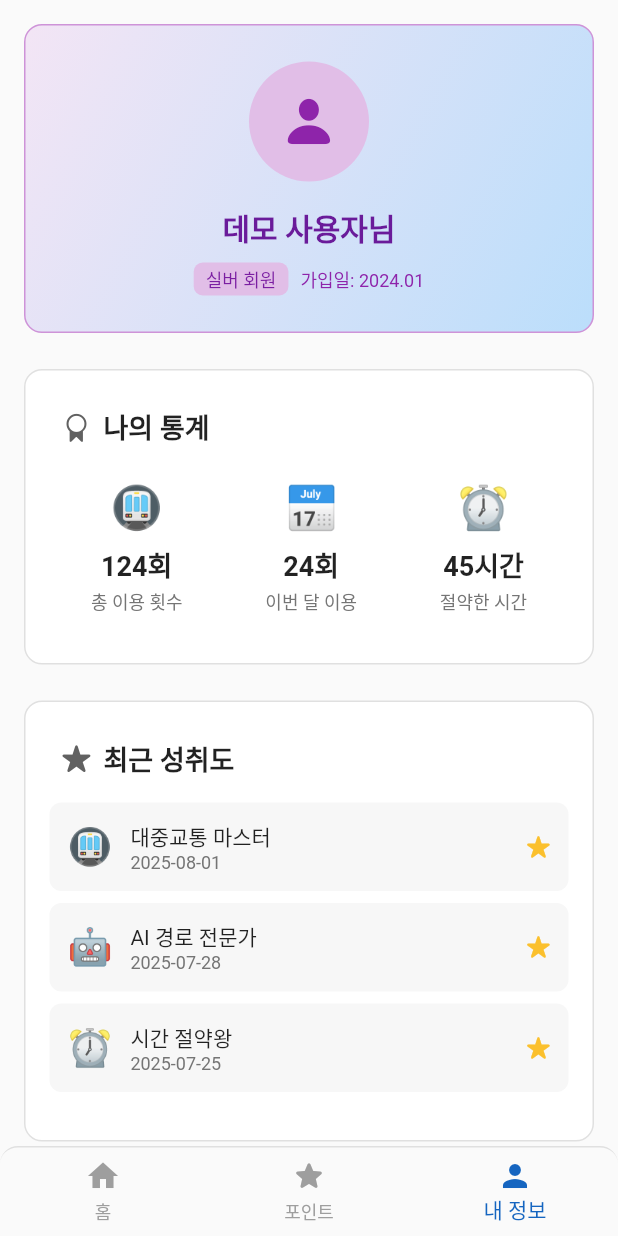
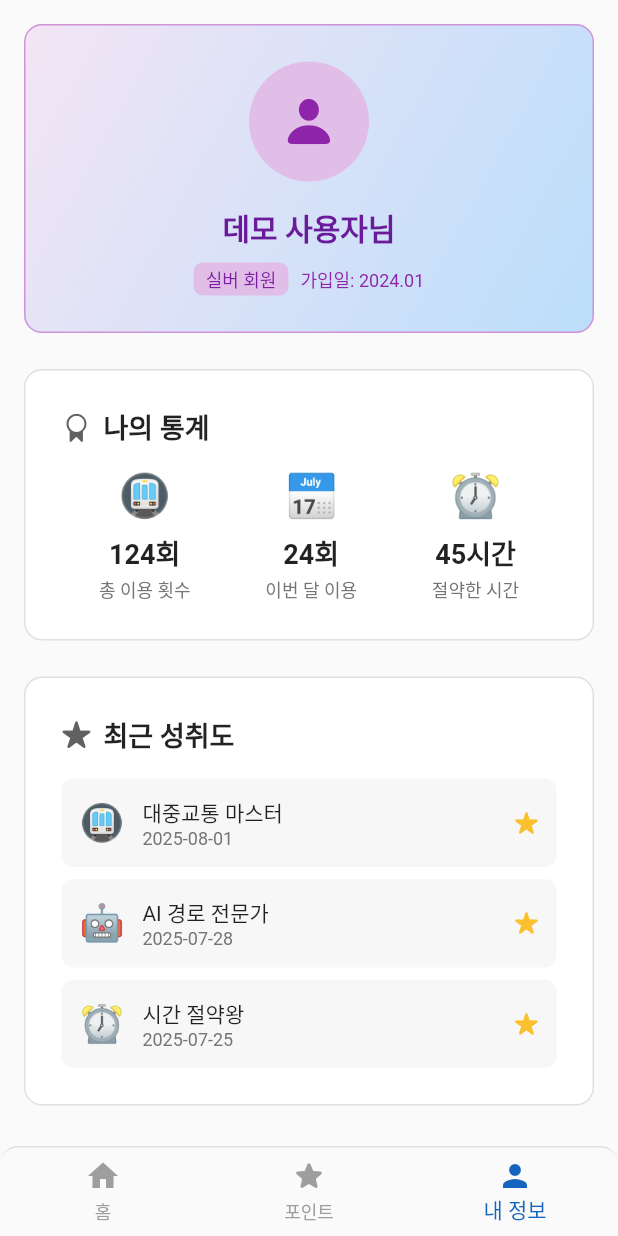
Before and after one commit to LikeLion-CJU-CPR/bustar_app, a Flutter app: the screen it shows after launch, item 3 of the bottom bar chosen, on a phone screen of 412 x 824 dp. Run offline on Flutter 3.47's test engine with Material 3 defaults, Android fonts, the phone set to English and light mode, and no system bars.

Commit message:
refactor: CustomCard 위젯 수정
- CustomCard 위젯 수정
- CustomCard 위젯 사용 코드 수정

```diff
--- a/lib/screens/my_info/widgets/achievements_card.dart
+++ b/lib/screens/my_info/widgets/achievements_card.dart
@@ -11,11 +11,15 @@ class AchievementsCard extends StatelessWidget {
   @override
   Widget build(BuildContext context) {
     return CustomCard(
-      header: const CardHeader(icon: CupertinoIcons.star_fill, title: '최근 성취도'),
-      content: Column(
+      child: Column(
+        crossAxisAlignment: CrossAxisAlignment.start,
+        children: [
+          const CardHeader(icon: CupertinoIcons.star_fill, title: '최근 성취도'),
+          CardContent(
+            child: Column(
               children: achievements.map((item) {
                 return Container(
-            margin: const EdgeInsets.only(bottom: 8, left: 16, right: 16),
+                  margin: const EdgeInsets.only(bottom: 8),
                   padding: const EdgeInsets.all(12.0),
                   decoration: BoxDecoration(
                     color: Colors.grey.shade200.withValues(alpha: .5),
@@ -29,7 +33,10 @@ class AchievementsCard extends StatelessWidget {
                         child: Column(
                           crossAxisAlignment: CrossAxisAlignment.start,
                           children: [
-                      Text(item['name']!, style: const TextStyle(fontSize: 14)),
+                            Text(
+                              item['name']!,
+                              style: const TextStyle(fontSize: 14),
+                            ),
                             Text(
                               item['date']!,
                               style: TextStyle(
@@ -50,6 +57,10 @@ class AchievementsCard extends StatelessWidget {
                 );
               }).toList(),
             ),
+          ),
+          const SizedBox(height: 16), // Add bottom padding to balance the card
+        ],
+      ),
     );
   }
 }
--- a/lib/screens/my_info/widgets/stats_card.dart
+++ b/lib/screens/my_info/widgets/stats_card.dart
@@ -11,12 +11,14 @@ class StatsCard extends StatelessWidget {
   @override
   Widget build(BuildContext context) {
     return CustomCard(
-      header: const CardHeader(
+      child: Column(
+        crossAxisAlignment: CrossAxisAlignment.stretch,
+        children: [
+          const CardHeader(
             icon: CupertinoIcons.rosette,
             title: '나의 통계',
           ),
-      content: Padding(
-        padding: const EdgeInsets.symmetric(horizontal: 16.0, vertical: 8.0),
+          CardContent(
             child: Row(
               mainAxisAlignment: MainAxisAlignment.spaceAround,
               children: stats.map((stat) {
@@ -41,6 +43,9 @@ class StatsCard extends StatelessWidget {
               }).toList(),
             ),
           ),
+          const SizedBox(height: 24.0),
+        ],
+      ),
     );
   }
 }
--- a/lib/screens/point/widgets/achievements_card.dart
+++ b/lib/screens/point/widgets/achievements_card.dart
@@ -1,6 +1,7 @@
 import 'package:flutter/cupertino.dart';
 import 'package:flutter/material.dart';
-import '../../../widgets/custom_card.dart'; // 전역 위젯 import
+
+import 'package:bustar_app/widgets/custom_card.dart';
 
 class AchievementsCard extends StatelessWidget {
   final List<Map<String, dynamic>> achievements;
@@ -8,10 +9,18 @@ class AchievementsCard extends StatelessWidget {
 
   @override
   Widget build(BuildContext context) {
+    // ✨ CustomCard는 이제 header와 content 대신 하나의 child를 받습니다.
     return CustomCard(
-      header: const CardHeader(icon: CupertinoIcons.rosette, title: '성취도'),
-      content: Padding(
-        padding: const EdgeInsets.symmetric(horizontal: 16.0),
+      child: Column(
+        crossAxisAlignment: CrossAxisAlignment.stretch,
+        children: [
+          // 1. 헤더 부분: 표준 CardHeader 위젯을 그대로 사용합니다.
+          const CardHeader(icon: CupertinoIcons.rosette, title: '성취도'),
+
+          // 2. 콘텐츠 부분: 일관된 패딩과 카드 하단 여백을 적용합니다.
+          Padding(
+            padding: const EdgeInsets.only(bottom: 24.0),
+            child: CardContent(
               child: Column(
                 children: achievements.map((item) {
                   final bool isCompleted = item['completed'];
@@ -19,12 +28,16 @@ class AchievementsCard extends StatelessWidget {
                     margin: const EdgeInsets.only(bottom: 8),
                     padding: const EdgeInsets.all(12),
                     decoration: BoxDecoration(
+                      // ✨ withValues -> withOpacity 오타 수정
                       color: Colors.grey.shade200.withValues(alpha: .5),
                       borderRadius: BorderRadius.circular(8),
                     ),
                     child: Row(
                       children: [
-                  Text(item['icon'], style: const TextStyle(fontSize: 24)),
+                        Text(
+                          item['icon'],
+                          style: const TextStyle(fontSize: 24),
+                        ),
                         const SizedBox(width: 12),
                         Expanded(
                           child: Column(
@@ -82,6 +95,9 @@ class AchievementsCard extends StatelessWidget {
                 }).toList(),
               ),
             ),
+          ),
+        ],
+      ),
     );
   }
 }
--- a/lib/screens/point/widgets/recent_history_card.dart
+++ b/lib/screens/point/widgets/recent_history_card.dart
@@ -1,13 +1,15 @@
 import 'package:flutter/cupertino.dart';
 import 'package:flutter/material.dart';
-import '../../../widgets/custom_card.dart'; // 전역 위젯 import
+// ✨ 수정된 CustomCard 위젯과 CardContent를 사용하기 위해 import
+import 'package:bustar_app/widgets/custom_card.dart';
 
 class RecentHistoryCard extends StatelessWidget {
   final List<Map<String, dynamic>> recentPointHistory;
   const RecentHistoryCard({super.key, required this.recentPointHistory});
 
-  // 포인트 타입에 따라 색상을 결정하는 헬퍼 함수
+  // (헬퍼 함수들은 이전과 동일)
   Color _getPointColor(String type) {
+    // ...
     switch (type) {
       case 'use':
         return Colors.red.shade600;
@@ -19,8 +21,8 @@ class RecentHistoryCard extends StatelessWidget {
     }
   }
 
-  // 포인트 타입에 따라 텍스트를 결정하는 헬퍼 함수
   String _getTypeText(String type) {
+    // ...
     switch (type) {
       case 'use':
         return '사용';
@@ -34,8 +36,13 @@ class RecentHistoryCard extends StatelessWidget {
 
   @override
   Widget build(BuildContext context) {
+    // ✨ CustomCard는 이제 header와 content 대신 하나의 child를 받습니다.
     return CustomCard(
-      header: Padding(
+      child: Column(
+        crossAxisAlignment: CrossAxisAlignment.stretch,
+        children: [
+          // 1. 헤더 부분: '전체 보기' 버튼이 있어 기존 CardHeader 대신 직접 구성합니다.
+          Padding(
             padding: const EdgeInsets.fromLTRB(24, 24, 16, 16),
             child: Row(
               mainAxisAlignment: MainAxisAlignment.spaceBetween,
@@ -46,12 +53,17 @@ class RecentHistoryCard extends StatelessWidget {
                     SizedBox(width: 8),
                     Text(
                       '최근 포인트 내역',
-                  style: TextStyle(fontSize: 18, fontWeight: FontWeight.bold),
+                      style: TextStyle(
+                        fontSize: 18,
+                        fontWeight: FontWeight.bold,
+                      ),
                     ),
                   ],
                 ),
                 TextButton(
-              onPressed: () {},
+                  onPressed: () {
+                    // TODO: 전체 보기 화면으로 이동하는 로직 추가
+                  },
                   child: Text(
                     '전체 보기',
                     style: TextStyle(color: Colors.blue.shade600),
@@ -60,8 +72,12 @@ class RecentHistoryCard extends StatelessWidget {
               ],
             ),
           ),
-      content: Padding(
-        padding: const EdgeInsets.symmetric(horizontal: 24.0),
+
+          // 2. 콘텐츠 부분: 일관된 패딩을 위해 CardContent 위젯을 사용합니다.
+          // ✨ 카드 하단에 일관된 여백(pb-6)을 주기 위해 Padding 추가
+          Padding(
+            padding: const EdgeInsets.only(bottom: 24.0),
+            child: CardContent(
               child: Column(
                 children: recentPointHistory.map((item) {
                   final int points = item['points'];
@@ -116,6 +132,9 @@ class RecentHistoryCard extends StatelessWidget {
                 }).toList(),
               ),
             ),
+          ),
+        ],
+      ),
     );
   }
 }
--- a/lib/widgets/custom_card.dart
+++ b/lib/widgets/custom_card.dart
@@ -1,68 +1,43 @@
 import 'package:flutter/material.dart';
 
-/// 앱 전체에서 일관된 스타일을 제공하는 재사용 가능한 카드 위젯입니다.
-///
-/// `header`와 `content` 영역으로 구성되며, 흰색 배경, 둥근 모서리, 그림자 효과가
-/// 기본으로 적용됩니다. (웹 프론트엔드의 Card 컴포넌트와 유사한 역할)
+/// ## CustomCard Widget
+/// 테두리와 그림자 스타일을 제공하는 기본 컨테이너입니다.
 class CustomCard extends StatelessWidget {
-  /// 카드의 제목 영역에 표시될 위젯입니다. (옵션)
-  /// 보통 `CardHeader` 위젯이 사용됩니다.
-  final Widget? header;
+  final Widget child;
+  final EdgeInsetsGeometry? padding;
 
-  /// 카드의 본문 영역에 표시될 위젯입니다. (필수)
-  final Widget content;
-
-  const CustomCard({super.key, this.header, required this.content});
+  const CustomCard({super.key, required this.child, this.padding});
 
   @override
   Widget build(BuildContext context) {
     return Container(
+      padding: padding,
       decoration: BoxDecoration(
-        color: Colors.white, // 카드 배경색
-        borderRadius: BorderRadius.circular(
-          12.0,
-        ), // 모서리를 둥글게 (tailwind의 rounded-xl 정도)
-        border: Border.all(color: Colors.grey.shade300, width: 1.0), // 회색 테두리
+        color: Colors.white,
+        borderRadius: BorderRadius.circular(12.0), // rounded-xl
+        border: Border.all(color: Colors.grey.shade300, width: 1.0),
       ),
-      child: Column(
-        crossAxisAlignment: CrossAxisAlignment.stretch, // 자식 위젯들을 가로로 꽉 채웁니다.
-        children: [
-          // header가 null이 아닐 경우에만 표시합니다.
-          if (header != null) header!,
-          Padding(
-            padding: EdgeInsets.only(
-              top: header == null ? 24.0 : 0,
-              bottom: 24.0,
-            ),
-            child: content,
-          ),
-        ],
-      ),
+      child: child,
     );
   }
 }
 
-/// `CustomCard`의 헤더 영역을 꾸미기 위한 위젯입니다.
-///
-/// 아이콘과 제목을 가로로 나란히 표시합니다.
+/// ## CardHeader Widget
+/// 카드 상단에 아이콘과 제목을 표시하는 위젯입니다.
 class CardHeader extends StatelessWidget {
-  /// 헤더 왼쪽에 표시될 아이콘입니다.
   final IconData icon;
-
-  /// 헤더에 표시될 텍스트입니다.
   final String title;
-
   const CardHeader({super.key, required this.icon, required this.title});
 
   @override
   Widget build(BuildContext context) {
     return Padding(
-      // 헤더 내부 여백 설정
+      // ✨ 카드의 다른 콘텐츠와 겹치지 않도록 아래쪽에만 패딩을 줍니다.
       padding: const EdgeInsets.fromLTRB(24, 24, 24, 16),
       child: Row(
         children: [
           Icon(icon, size: 20, color: Colors.grey.shade700),
-          const SizedBox(width: 8), // 아이콘과 텍스트 사이 간격
+          const SizedBox(width: 8),
           Text(
             title,
             style: const TextStyle(fontSize: 18, fontWeight: FontWeight.bold),
@@ -72,3 +47,19 @@ class CardHeader extends StatelessWidget {
     );
   }
 }
+
+/// ## CardContent Widget
+/// 카드 내부에 들어가는 콘텐츠에 일관된 좌우 패딩을 적용합니다.
+class CardContent extends StatelessWidget {
+  final Widget child;
+  const CardContent({super.key, required this.child});
+
+  @override
+  Widget build(BuildContext context) {
+    return Padding(
+      // React의 px-6 스타일에 해당
+      padding: const EdgeInsets.symmetric(horizontal: 24.0),
+      child: child,
+    );
+  }
+}
```
Lines whose indentation alone changed are shown as unchanged.
